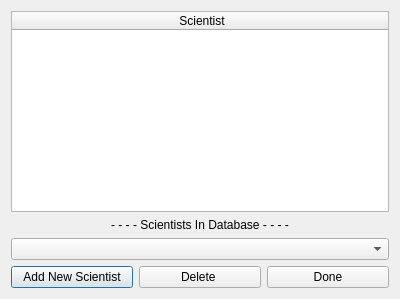
Before: the Qt Designer form verklegt_vika_3/verklegt_GUI/editcomputersrelations.ui in vilhjalmur12/verklegt_1, drawn with Qt 5.
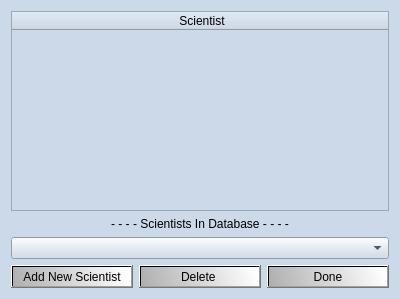
After: the same form once the commit is applied.

Commit message: style sheet, hover o.fl

Diff of the .ui file:
```diff
--- a/verklegt_vika_3/verklegt_GUI/editcomputersrelations.ui
+++ b/verklegt_vika_3/verklegt_GUI/editcomputersrelations.ui
@@ -13,6 +13,31 @@
   <property name="windowTitle">
    <string>Edit Related Scientists</string>
   </property>
+  <property name="styleSheet">
+   <string notr="true">QWidget{
+background-color: rgb(204, 217, 233);
+font-family: &quot;Verdana&quot;;
+font-size: 9pt;
+}
+
+QDialog::dropdown_types{
+color: white;
+background-color: white;
+}
+
+QPushButton{
+color: rgb(0, 0, 0);
+background-color: qlineargradient(spread:pad, x1:0, y1:0.619, x2:1, y2:0.58, stop:0 rgba(176, 176, 176, 255), stop:1 rgba(255, 255, 255, 255));
+}
+
+QPushButton::hover{
+background-color: qlineargradient(spread:reflect, x1:0, y1:0, x2:1, y2:1, stop:0.318408 rgba(69, 69, 69, 255), stop:1 rgba(162, 162, 162, 255));
+}
+
+QPushButton::pressed{
+background-color: qlineargradient(spread:reflect, x1:0, y1:0, x2:1, y2:1, stop:0.318408 rgba(69, 69, 69, 255), stop:1 rgba(162, 162, 162, 255));
+}</string>
+  </property>
   <layout class="QVBoxLayout" name="verticalLayout">
    <item>
     <widget class="QTableWidget" name="tableWidget_scientists">
@@ -54,6 +79,31 @@
      </item>
      <item>
       <widget class="QPushButton" name="pushButton">
+       <property name="styleSheet">
+        <string notr="true">QWidget{
+background-color: rgb(204, 217, 233);
+font-family: &quot;Verdana&quot;;
+font-size: 9pt;
+}
+
+QDialog::dropdown_types{
+color: white;
+background-color: white;
+}
+
+QPushButton{
+color: rgb(0, 0, 0);
+background-color: qlineargradient(spread:pad, x1:0, y1:0.619, x2:1, y2:0.58, stop:0 rgba(176, 176, 176, 255), stop:1 rgba(255, 255, 255, 255));
+}
+
+QPushButton::hover{
+background-color: qlineargradient(spread:reflect, x1:0, y1:0, x2:1, y2:1, stop:0.318408 rgba(69, 69, 69, 255), stop:1 rgba(162, 162, 162, 255));
+}
+
+QPushButton::pressed{
+background-color: qlineargradient(spread:reflect, x1:0, y1:0, x2:1, y2:1, stop:0.318408 rgba(69, 69, 69, 255), stop:1 rgba(162, 162, 162, 255));
+}</string>
+       </property>
        <property name="text">
         <string>Delete </string>
        </property>
```
The commit also changes 6 other files.
